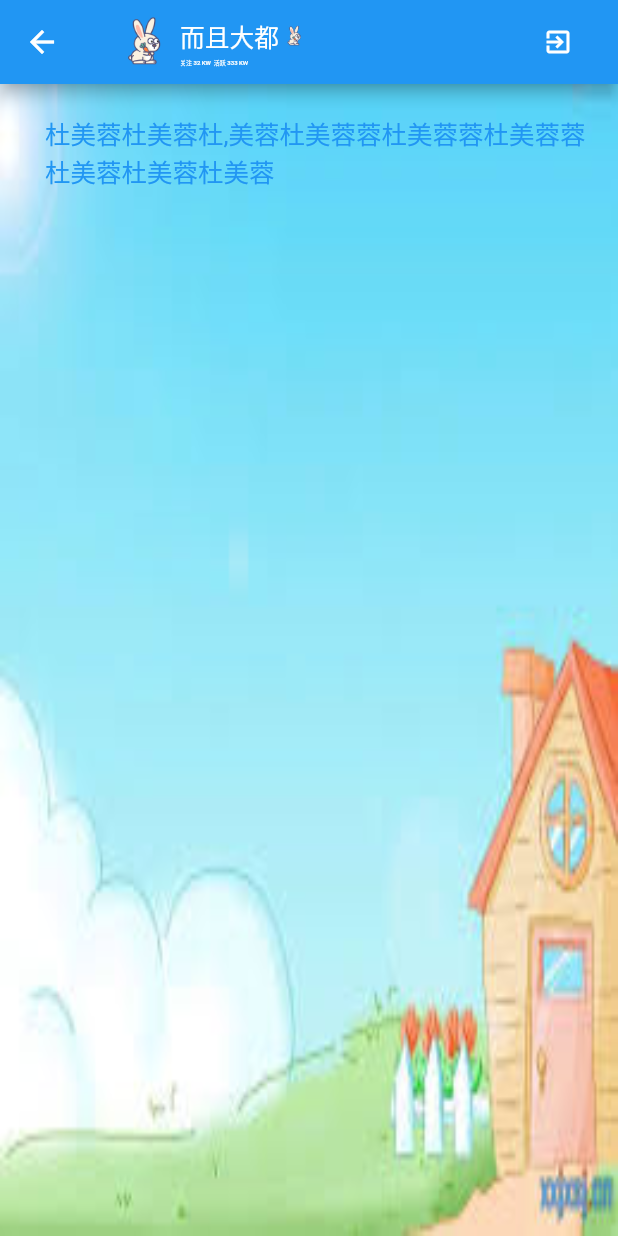
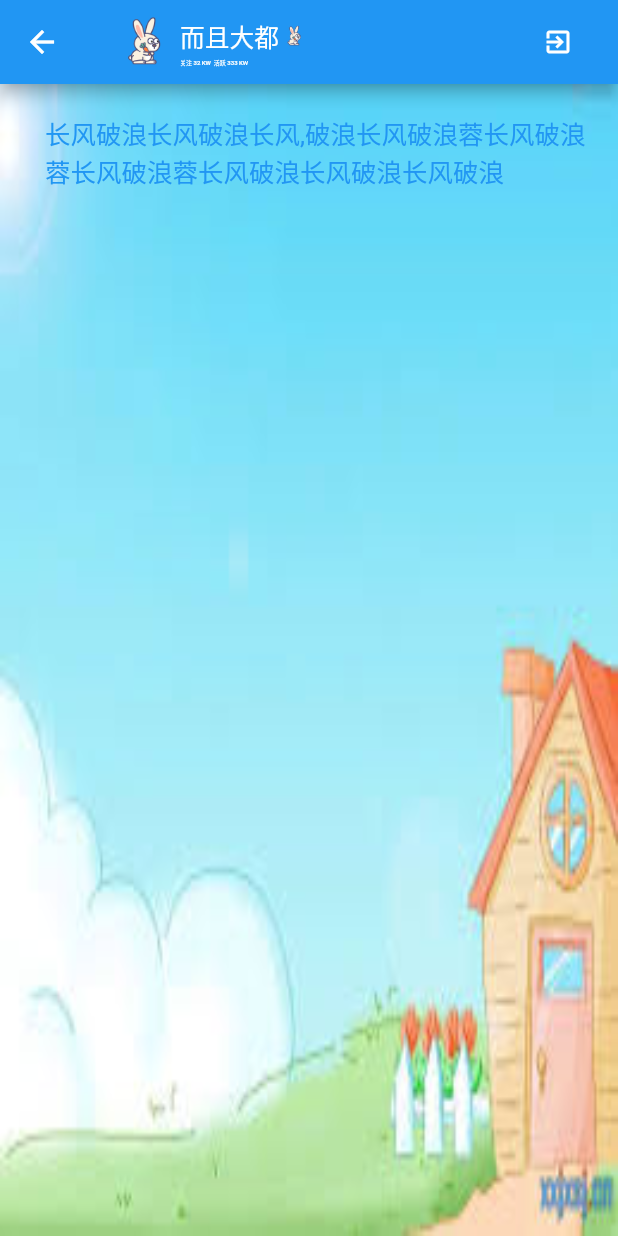
Before and after one commit to daicx/skrtu_video, a Flutter app: the MyTeamsItem screen opened directly, on a phone screen of 412 x 824 dp. Run offline on Flutter 3.47's test engine with Material 2 defaults, Android fonts, the phone set to English and light mode, and no system bars; our stand-ins replace chewie, fluro, video_player; missing offline and left inert: dart:html, dash_chat; network calls fail; statements that could not run were skipped; key blocks and very long unbroken strings in the code were emptied for the run.

Commit message:
修改字体内容

```diff
--- a/lib/component/myimg_item.dart
+++ b/lib/component/myimg_item.dart
@@ -111,7 +111,7 @@ class _MyImgItem extends State<MyImgItem> {
             Expanded(
               flex: 1,
               child: Text(
-                '杜美蓉杜美蓉杜,美蓉杜美蓉杜美蓉杜美蓉',
+                '长风破浪长风破浪长风,破浪长风破浪长风破浪长风破浪',
                 maxLines: 1,
                 overflow: TextOverflow.ellipsis,
                 style: TextStyle(fontSize: 17),
--- a/lib/component/myshort_video_item.dart
+++ b/lib/component/myshort_video_item.dart
@@ -102,7 +102,7 @@ class _MyShortVideoItem extends State<MyShortVideoItem> {
             Expanded(
               flex: 1,
               child: Text(
-                '杜美蓉杜美蓉杜,美蓉杜美蓉杜美蓉杜美蓉',
+                '长风破浪长风破浪长风,破浪长风破浪长风破浪长风破浪',
                 maxLines: 1,
                 overflow: TextOverflow.ellipsis,
                 style: TextStyle(fontSize: 17),
--- a/lib/component/myteams_item.dart
+++ b/lib/component/myteams_item.dart
@@ -99,7 +99,7 @@ class _MyTeamsItem extends State<MyTeamsItem> {
           child: Padding(
             padding: EdgeInsets.only(left: 30, right: 20, top: 20),
             child: Text(
-              '杜美蓉杜美蓉杜,美蓉杜美蓉蓉杜美蓉蓉杜美蓉蓉杜美蓉杜美蓉杜美蓉',
+              '长风破浪长风破浪长风,破浪长风破浪蓉长风破浪蓉长风破浪蓉长风破浪长风破浪长风破浪',
               maxLines: 4,
               style: TextStyle(fontSize: 17, color: Colors.blue),
             ),
--- a/lib/component/myvideo_img_item.dart
+++ b/lib/component/myvideo_img_item.dart
@@ -73,7 +73,7 @@ class _MyVideoImgItem extends State<MyVideoImgItem> {
               Expanded(
                 flex: 2,
                 child: Text(
-                  '杜美蓉杜美蓉杜222,美蓉杜美蓉杜美蓉杜美蓉',
+                  '长风破浪长风破浪长风222,破浪长风破浪长风破浪长风破浪',
                   maxLines: 1,
                   overflow: TextOverflow.ellipsis,
                   style: TextStyle(fontSize: 17),
--- a/lib/component/myvideo_video_item.dart
+++ b/lib/component/myvideo_video_item.dart
@@ -80,7 +80,7 @@ class _MyVideoVideoItem extends State<MyVideoVideoItem> {
               Expanded(
                 flex: 1,
                 child: Text(
-                  '杜美蓉杜美蓉杜222,美蓉杜美蓉杜美蓉杜美蓉',
+                  '长风破浪长风破浪长风222,破浪长风破浪长风破浪长风破浪',
                   maxLines: 1,
                   overflow: TextOverflow.ellipsis,
                   style: TextStyle(fontSize: 17),
--- a/lib/pages/mycollect_page.dart
+++ b/lib/pages/mycollect_page.dart
@@ -114,7 +114,7 @@ class _MyCollectPage extends State<MyCollectPage> {
                           Expanded(
                             flex: 2,
                             child: Text(
-                              '杜美蓉杜美蓉杜222,美蓉杜美蓉杜美蓉杜美蓉',
+                              '长风破浪长风破浪长风222,破浪长风破浪长风破浪长风破浪',
                               maxLines: 1,
                               overflow: TextOverflow.ellipsis,
                               style: TextStyle(fontSize: 17),
--- a/lib/pages/myorder_page.dart
+++ b/lib/pages/myorder_page.dart
@@ -114,7 +114,7 @@ class _MyOrderPage extends State<MyOrderPage> {
                           Expanded(
                             flex: 2,
                             child: Text(
-                              '杜美蓉杜美蓉杜222,美蓉杜美蓉杜美蓉杜美蓉',
+                              '长风破浪长风破浪长风222,破浪长风破浪长风破浪长风破浪',
                               maxLines: 1,
                               overflow: TextOverflow.ellipsis,
                               style: TextStyle(fontSize: 17),
```
